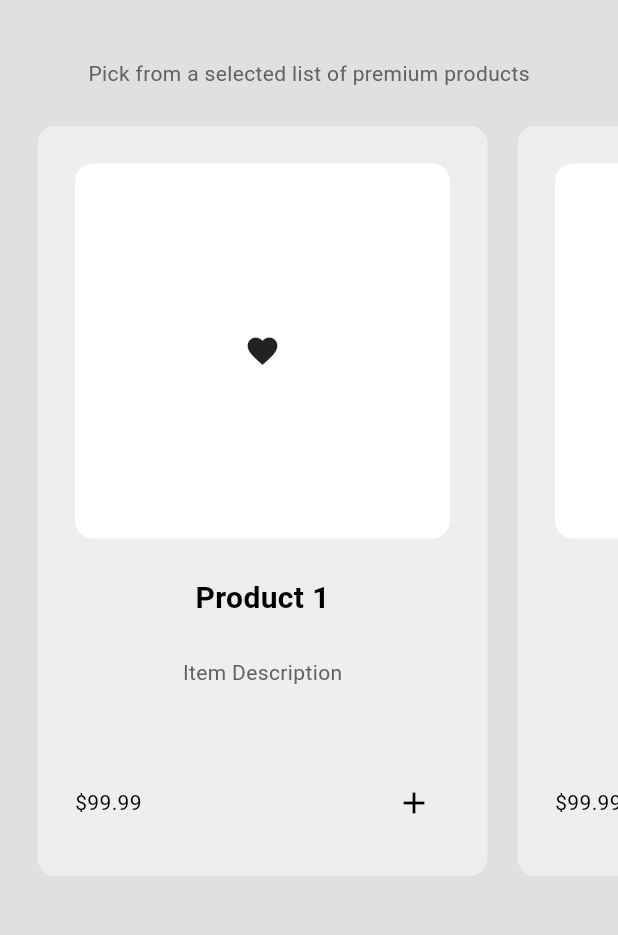
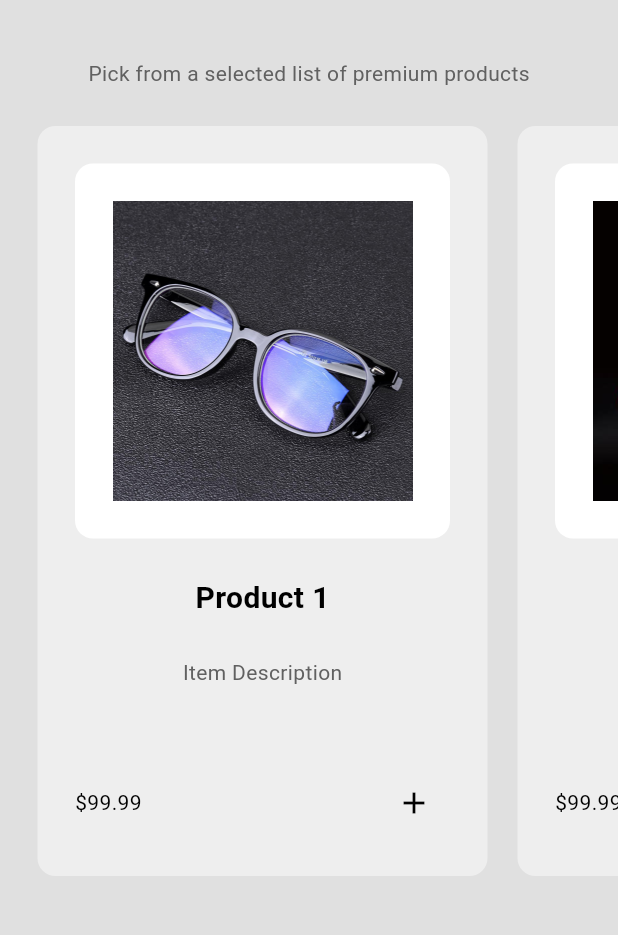
Before and after one commit to PavanBhat007/E-Commerce-App, a Flutter app: the ShopPage screen opened by its route, on a phone screen of 412 x 824 dp, the part 63-998 px from its top. Run offline on Flutter 3.47's test engine with Material 3 defaults, Android fonts, the phone set to English and light mode, and no system bars.

Commit message:
replaced placeholder images for products

```diff
--- a/e_commerce_app/lib/components/product_tile.dart
+++ b/e_commerce_app/lib/components/product_tile.dart
@@ -16,7 +16,7 @@ class ProductTile extends StatelessWidget {
     showDialog(
       context: context,
       builder: (context) =>
-          AlertDialog(content: Text("Add this item to cart?"), actions: [
+          AlertDialog(content: const Text("Add this item to cart?"), actions: [
         // cancel button
         MaterialButton(
           onPressed: () => Navigator.pop(context),
@@ -61,7 +61,7 @@ class ProductTile extends StatelessWidget {
                   ),
                   width: double.infinity,
                   padding: const EdgeInsets.all(25),
-                    child: const Icon(Icons.favorite),
+                  child: Image.asset(product.imagePath),
                 ),
               ),
 
@@ -95,7 +95,7 @@ class ProductTile extends StatelessWidget {
             mainAxisAlignment: MainAxisAlignment.spaceBetween,
             children: [
               // PRICE
-                Text('\$' + product.price.toStringAsFixed(2)),
+              Text('\$${product.price.toStringAsFixed(2)}'),
 
               // ADD TO CART BUTTON
               Container(
@@ -105,12 +105,13 @@ class ProductTile extends StatelessWidget {
                 ),
                 child: IconButton(
                   onPressed: () => addToCart(context),
-                    icon: Icon(Icons.add),
+                  icon: const Icon(Icons.add),
                 ),
               ),
             ],
           ),
         ],
-        ));
+      ),
+    );
   }
 }
--- a/e_commerce_app/lib/models/product.dart
+++ b/e_commerce_app/lib/models/product.dart
@@ -2,12 +2,12 @@ class Product {
   final String name;
   final double price;
   final String description;
-  // final String imagePath;
+  final String imagePath;
 
   Product({
     required this.name,
     required this.price,
     required this.description,
-    // required this.imagePath,
+    required this.imagePath,
   });
 }
--- a/e_commerce_app/lib/models/shop.dart
+++ b/e_commerce_app/lib/models/shop.dart
@@ -9,6 +9,7 @@ class Shop extends ChangeNotifier {
       name: "Product 1",
       price: 99.99,
       description: "Item Description",
+      imagePath: 'assets/glasses.jpeg',
     ),
 
     // PRODUCT 2
@@ -16,6 +17,7 @@ class Shop extends ChangeNotifier {
       name: "Product 2",
       price: 99.99,
       description: "Item Description",
+      imagePath: 'assets/shoes.png',
     ),
 
     // PRODUCT 3
@@ -23,6 +25,7 @@ class Shop extends ChangeNotifier {
       name: "Product 3",
       price: 99.99,
       description: "Item Description",
+      imagePath: 'assets/hoodie.png',
     ),
 
     // PRODUCT 4
@@ -30,6 +33,7 @@ class Shop extends ChangeNotifier {
       name: "Product 4",
       price: 99.99,
       description: "Item Description",
+      imagePath: 'assets/watch.png',
     ),
   ];
 
--- a/e_commerce_app/lib/pages/cart_page.dart
+++ b/e_commerce_app/lib/pages/cart_page.dart
@@ -86,7 +86,7 @@ class CartPage extends StatelessWidget {
             padding: const EdgeInsets.all(50.0),
             child: MyButton(
               onTap: () => payNow(context),
-              child: Text("PAY NOW"),
+              child: const Text("PAY NOW"),
             ),
           ),
         ],
```
Also changed, not shown: e_commerce_app/pubspec.yaml (+4 -7 lines), e_commerce_app/assets/glasses.jpeg (added), e_commerce_app/assets/hoodie.png (added), e_commerce_app/assets/shoes.png (added), e_commerce_app/assets/watch.png (added). Lines whose indentation alone changed are shown as unchanged.
